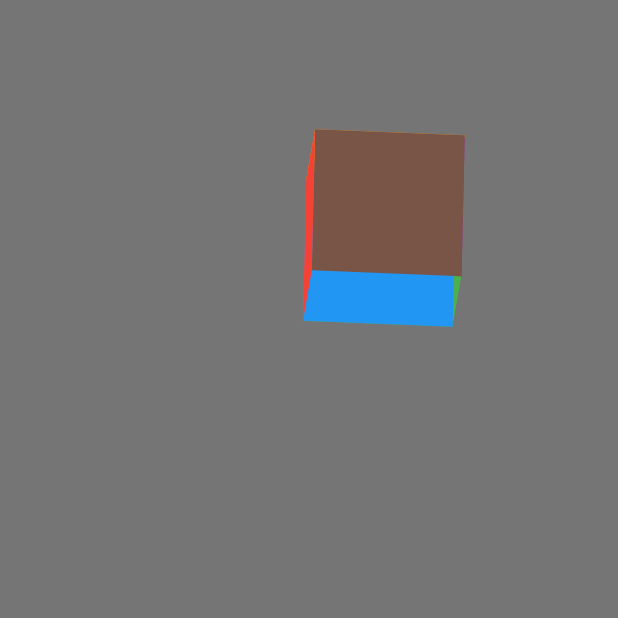
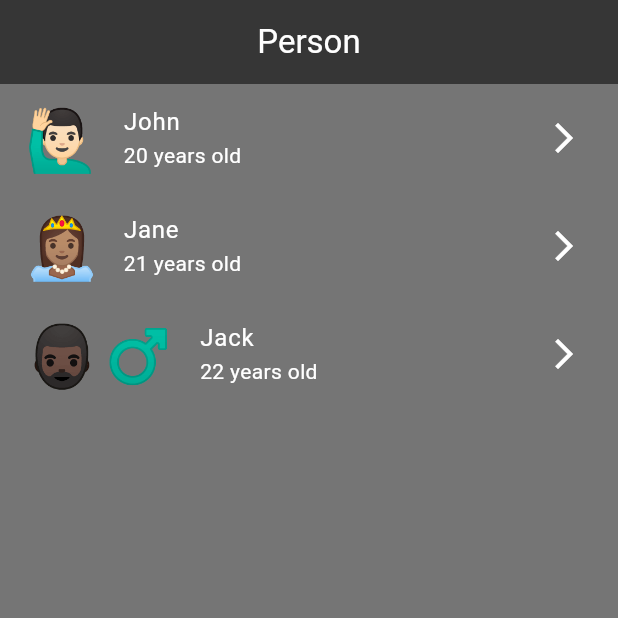
Before and after one commit to modu007/animations, a Flutter app: the screen it shows after launch, on a phone screen of 412 x 824 dp, the top half of it. Run offline on Flutter 3.47's test engine with Material 2 defaults, Android fonts, the phone set to English and light mode, and no system bars.

Commit message:
hero animation

```diff
--- /dev/null
+++ b/lib/hero_animation.dart
@@ -0,0 +1,155 @@
+import 'package:flutter/material.dart';
+
+@immutable
+class Person {
+  final String name;
+  final int age;
+  final String emoji;
+
+  const Person({
+    required this.name,
+    required this.age,
+    required this.emoji,
+  });
+}
+
+const people = [
+  Person(name: 'John', age: 20, emoji: '🙋🏻‍♂️'),
+  Person(name: 'Jane', age: 21, emoji: '👸🏽'),
+  Person(name: 'Jack', age: 22, emoji: '🧔🏿‍♂️'),
+];
+
+class HeroAnimation extends StatefulWidget {
+  const HeroAnimation({super.key});
+
+  @override
+  State<HeroAnimation> createState() => _HeroAnimationState();
+}
+
+class _HeroAnimationState extends State<HeroAnimation> {
+  @override
+  Widget build(BuildContext context) {
+    return Scaffold(
+      backgroundColor: Colors.black54,
+      appBar: AppBar(
+        backgroundColor: Colors.black54,
+        title: const Center(
+          child: Text(
+            "Person",
+            style: TextStyle(color: Colors.white),
+          ),
+        ),
+      ),
+      body: SafeArea(
+          child: ListView.builder(
+              itemCount: people.length,
+              itemBuilder: (context, index) {
+                return InkWell(
+                  onTap: () {
+                    Navigator.of(context).push(MaterialPageRoute(
+                        builder: (context) =>
+                            PersonDetails(person: people[index])));
+                  },
+                  child: ListTile(
+                    leading: Hero(
+                      tag: people[index].name,
+                      child: Text(
+                        people[index].emoji,
+                        style: const TextStyle(fontSize: 40, color: Colors.white),
+                      ),
+                    ),
+                    title: Text(
+                      people[index].name,
+                      style: const TextStyle(color: Colors.white),
+                    ),
+                    subtitle: Text(
+                      '${people[index].age} years old',
+                      style: const TextStyle(color: Colors.white),
+                    ),
+                    trailing: const Icon(
+                      Icons.arrow_forward_ios,
+                      color: Colors.white,
+                    ),
+                  ),
+                );
+              })),
+    );
+  }
+}
+
+class PersonDetails extends StatelessWidget {
+  final Person person;
+
+  const PersonDetails({super.key, required this.person});
+
+  @override
+  Widget build(BuildContext context) {
+    return Scaffold(
+      backgroundColor: Colors.black54,
+      appBar: AppBar(
+        backgroundColor: Colors.black54,
+        title: Hero(
+          flightShuttleBuilder: (
+          flightContext,
+          animation,
+          flightDirection,
+          fromHeroContext,
+          toHeroContext,
+          ){
+            switch(flightDirection){
+              case HeroFlightDirection.push:
+                return ScaleTransition(
+                  scale: animation.drive(
+                    Tween(
+                      begin: 0.0,
+                      end: 1.0,
+                    ).chain(CurveTween(curve: Curves.fastOutSlowIn))
+                  ),
+                  child: Material(
+                    color: Colors.transparent,
+                    child: toHeroContext.widget,
+                  ),
+                );
+              case HeroFlightDirection.pop:
+                return Material(
+                  color: Colors.transparent,
+                  child: fromHeroContext.widget,
+                );
+            }
+          },
+          tag: person.name,
+          child: Center(
+            child: Text(
+              person.emoji,
+              style: const TextStyle(fontSize: 40, color: Colors.white),
+            ),
+          ),
+        ),
+      ),
+      body: Center(
+        child: Column(
+          crossAxisAlignment: CrossAxisAlignment.start,
+          mainAxisAlignment: MainAxisAlignment.start,
+          children: [
+            const SizedBox(height: 20),
+            Text(
+              person.name,
+              style: const TextStyle(
+                  fontSize: 20,
+                  color: Colors.white
+              ),
+            ),
+            const SizedBox(height: 10),
+            Text(
+              '${person.age} years old',
+              style: const TextStyle(
+                  fontSize: 20,
+                  color: Colors.white
+              ),
+            ),
+          ],
+        ),
+      ),
+    );
+  }
+}
--- a/lib/main.dart
+++ b/lib/main.dart
@@ -1,4 +1,5 @@
 import 'package:animations/cube_animation.dart';
+import 'package:animations/hero_animation.dart';
 import 'package:flutter/material.dart';
 
 import 'first_animation.dart';
@@ -18,7 +19,7 @@ class MyApp extends StatelessWidget {
         colorScheme: ColorScheme.fromSeed(seedColor: Colors.deepPurple),
         useMaterial3: true,
       ),
-      home: const CubeAnimation(),
+      home: const HeroAnimation(),
     );
   }
 }
```
